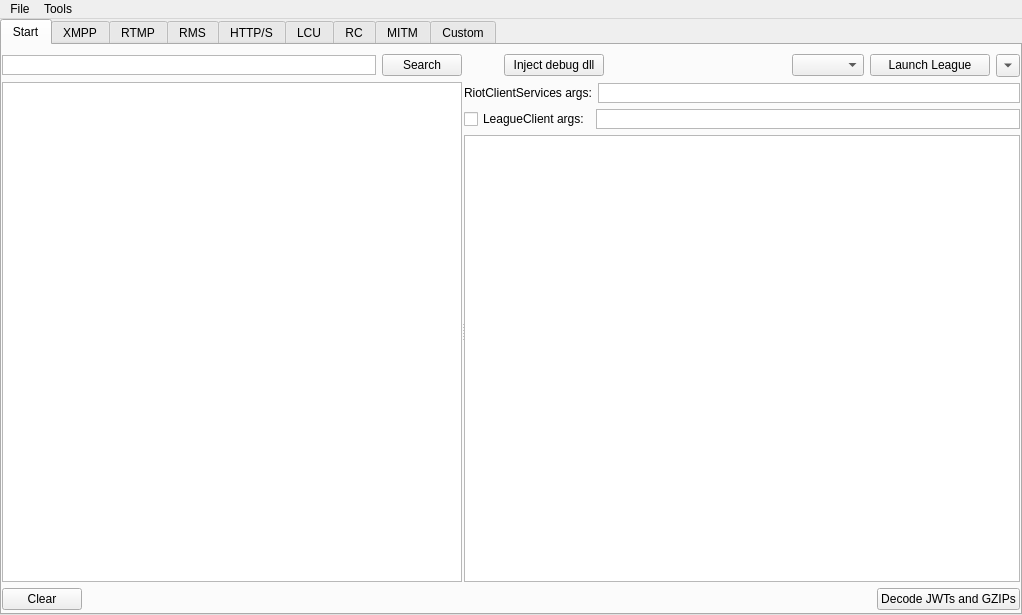
Before: the Qt Designer form LeagueClientDebugger/LeagueClientDebugger.ui in KebsCS/LeagueClientDebugger, drawn with Qt 5.
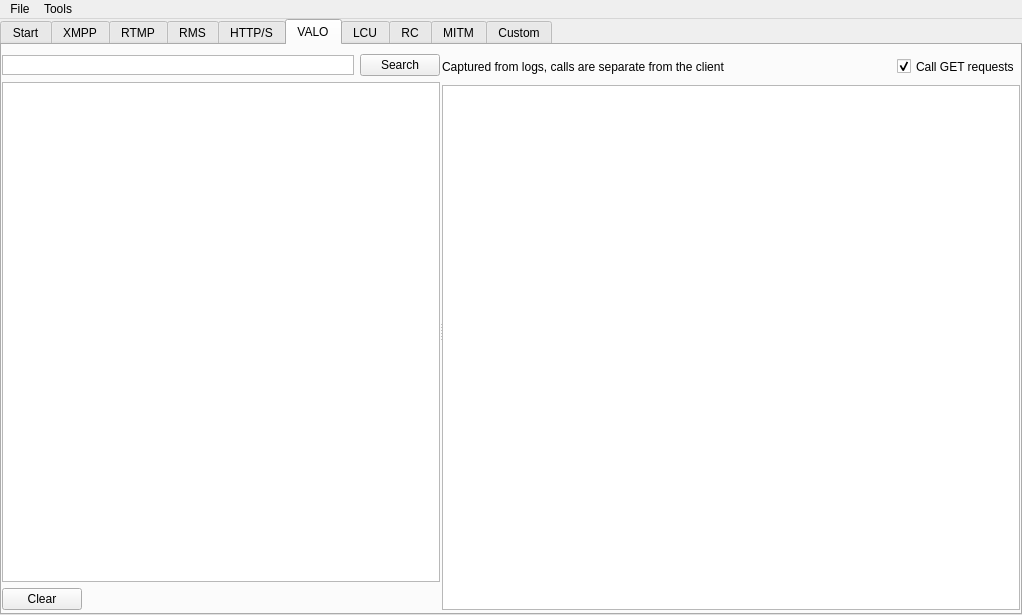
After: the same form once the commit is applied. The open tabs and pages were chosen to show the change.

```diff
--- a/LeagueClientDebugger/LeagueClientDebugger.ui
+++ b/LeagueClientDebugger/LeagueClientDebugger.ui
@@ -261,7 +261,7 @@
                  </size>
                 </property>
                 <property name="text">
-                 <string>Launch League</string>
+                 <string>Launch Client</string>
                 </property>
                </widget>
               </item>
@@ -1284,6 +1284,203 @@
         </item>
        </layout>
       </widget>
+      <widget class="QWidget" name="tab_valo">
+       <attribute name="title">
+        <string>VALO</string>
+       </attribute>
+       <layout class="QHBoxLayout" name="horizontalLayout_36" stretch="0">
+        <property name="spacing">
+         <number>6</number>
+        </property>
+        <property name="leftMargin">
+         <number>0</number>
+        </property>
+        <property name="topMargin">
+         <number>3</number>
+        </property>
+        <property name="rightMargin">
+         <number>0</number>
+        </property>
+        <property name="bottomMargin">
+         <number>0</number>
+        </property>
+        <item>
+         <widget class="QSplitter" name="valoSplitter">
+          <property name="orientation">
+           <enum>Qt::Horizontal</enum>
+          </property>
+          <property name="handleWidth">
+           <number>2</number>
+          </property>
+          <property name="childrenCollapsible">
+           <bool>false</bool>
+          </property>
+          <widget class="QWidget" name="verticalLayoutWidget_17">
+           <layout class="QVBoxLayout" name="verticalLayout_25">
+            <property name="leftMargin">
+             <number>0</number>
+            </property>
+            <property name="topMargin">
+             <number>6</number>
+            </property>
+            <property name="rightMargin">
+             <number>0</number>
+            </property>
+            <property name="bottomMargin">
+             <number>3</number>
+            </property>
+            <item>
+             <layout class="QHBoxLayout" name="horizontalLayout_41">
+              <item>
+               <widget class="QTextEdit" name="valoTextSearch">
+                <property name="sizePolicy">
+                 <sizepolicy hsizetype="Expanding" vsizetype="Minimum">
+                  <horstretch>0</horstretch>
+                  <verstretch>0</verstretch>
+                 </sizepolicy>
+                </property>
+                <property name="minimumSize">
+                 <size>
+                  <width>0</width>
+                  <height>0</height>
+                 </size>
+                </property>
+                <property name="maximumSize">
+                 <size>
+                  <width>16777215</width>
+                  <height>20</height>
+                 </size>
+                </property>
+                <property name="verticalScrollBarPolicy">
+                 <enum>Qt::ScrollBarAlwaysOff</enum>
+                </property>
+                <property name="horizontalScrollBarPolicy">
+                 <enum>Qt::ScrollBarAlwaysOff</enum>
+                </property>
+                <property name="lineWrapMode">
+                 <enum>QTextEdit::NoWrap</enum>
+                </property>
+                <property name="acceptRichText">
+                 <bool>false</bool>
+                </property>
+               </widget>
+              </item>
+              <item>
+               <widget class="QPushButton" name="valoButtonSearch">
+                <property name="text">
+                 <string>Search</string>
+                </property>
+               </widget>
+              </item>
+             </layout>
+            </item>
+            <item>
+             <layout class="QHBoxLayout" name="horizontalLayout_42">
+              <item>
+               <widget class="QListWidget" name="valoList"/>
+              </item>
+             </layout>
+            </item>
+            <item>
+             <layout class="QHBoxLayout" name="horizontalLayout_39">
+              <item>
+               <widget class="QPushButton" name="valoButtonClear">
+                <property name="text">
+                 <string>Clear</string>
+                </property>
+               </widget>
+              </item>
+              <item>
+               <spacer name="horizontalSpacer_15">
+                <property name="orientation">
+                 <enum>Qt::Horizontal</enum>
+                </property>
+                <property name="sizeHint" stdset="0">
+                 <size>
+                  <width>40</width>
+                  <height>20</height>
+                 </size>
+                </property>
+               </spacer>
+              </item>
+             </layout>
+            </item>
+           </layout>
+          </widget>
+          <widget class="QWidget" name="verticalLayoutWidget_18">
+           <layout class="QVBoxLayout" name="verticalLayout_26">
+            <property name="leftMargin">
+             <number>0</number>
+            </property>
+            <property name="topMargin">
+             <number>6</number>
+            </property>
+            <property name="rightMargin">
+             <number>0</number>
+            </property>
+            <property name="bottomMargin">
+             <number>3</number>
+            </property>
+            <item>
+             <layout class="QVBoxLayout" name="verticalLayout_27">
+              <item>
+               <layout class="QHBoxLayout" name="horizontalLayout_44">
+                <item>
+                 <widget class="QLabel" name="label_6">
+                  <property name="text">
+                   <string>Captured from logs, calls are separate from the client</string>
+                  </property>
+                 </widget>
+                </item>
+                <item>
+                 <spacer name="horizontalSpacer_14">
+                  <property name="orientation">
+                   <enum>Qt::Horizontal</enum>
+                  </property>
+                  <property name="sizeHint" stdset="0">
+                   <size>
+                    <width>40</width>
+                    <height>20</height>
+                   </size>
+                  </property>
+                 </spacer>
+                </item>
+                <item>
+                 <widget class="QCheckBox" name="valoCallGets">
+                  <property name="minimumSize">
+                   <size>
+                    <width>0</width>
+                    <height>25</height>
+                   </size>
+                  </property>
+                  <property name="text">
+                   <string>Call GET requests</string>
+                  </property>
+                  <property name="checked">
+                   <bool>true</bool>
+                  </property>
+                 </widget>
+                </item>
+               </layout>
+              </item>
+              <item>
+               <widget class="QTextEdit" name="valoView">
+                <property name="lineWrapMode">
+                 <enum>QTextEdit::NoWrap</enum>
+                </property>
+                <property name="acceptRichText">
+                 <bool>false</bool>
+                </property>
+               </widget>
+              </item>
+             </layout>
+            </item>
+           </layout>
+          </widget>
+         </widget>
+        </item>
+       </layout>
+      </widget>
       <widget class="QWidget" name="tab_lcu">
        <attribute name="title">
         <string>LCU</string>
```
Left out of the diff: 2 changed lines with no effect on the pictures.
